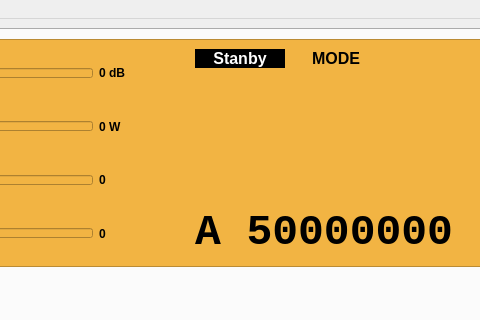
Above: mainwindow.ui from eloranta/HamVibe before the change; both pictures show x 123 to 603 and y 0 to 320 of the 1166 by 824 pixel window. Below: the same form after it.
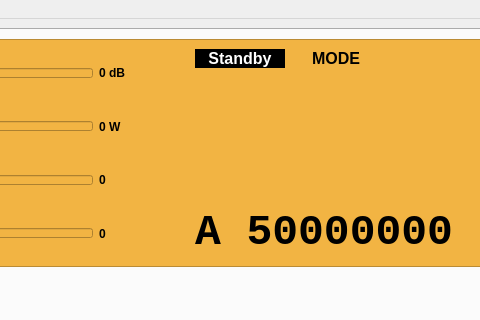
That is the form after the change. The open tabs and pages were chosen to show the change. Custom widgets are drawn as their Qt base class.

Commit message: Fix standby label typo

Patch:
```diff
--- a/mainwindow.ui
+++ b/mainwindow.ui
@@ -794,7 +794,7 @@
      background-color: rgb(0, 0, 0);</string>
                </property>
                <property name="text">
-                <string>Stanby</string>
+                <string>Standby</string>
                </property>
                <property name="alignment">
                 <set>Qt::AlignmentFlag::AlignCenter</set>
```
